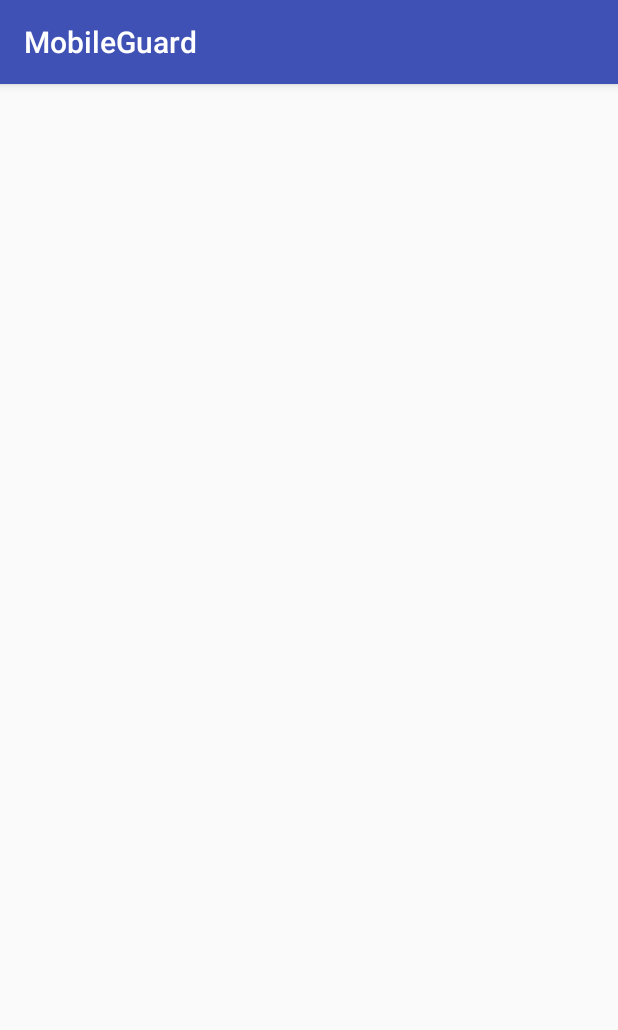
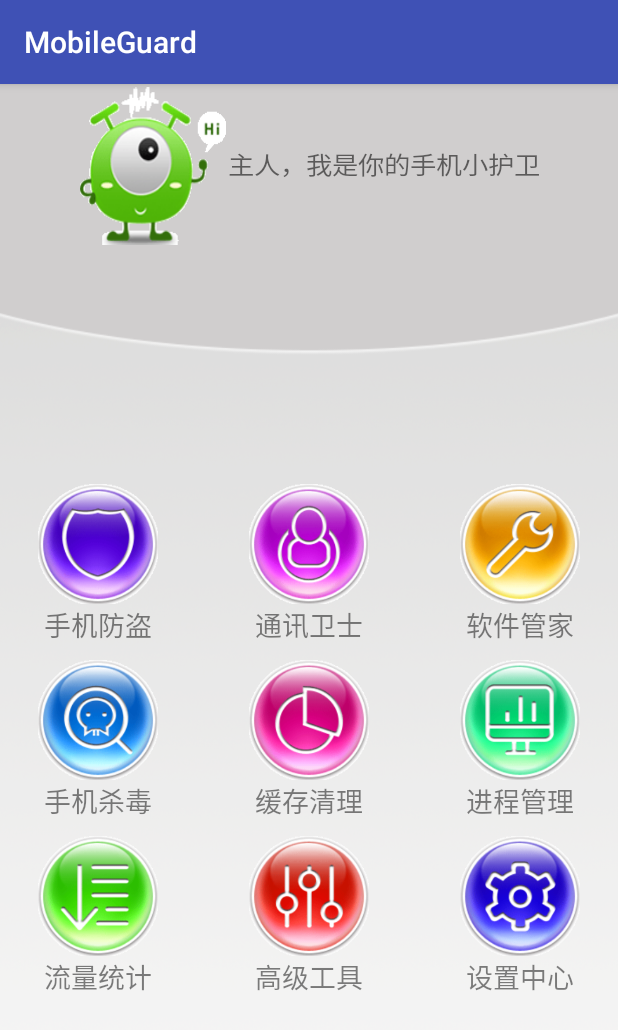
Before and after one commit to NGNLzero/MobileGuard, an Android app: the HomeActivity screen opened directly, with no data from a screen before it, on a phone screen of 412 x 824 dp. Shown: the top 1030 px of the screen. Run offline under Robolectric (Android 15) with nearby library versions, the phone set to English and light mode, and no system bars.

Commit message:
创建和导入了一些文件，写了一些代码

```diff
--- a/app/src/main/java/cn/edu/gdmec/android/mobileguard/m1home/HomeActivity.java
+++ b/app/src/main/java/cn/edu/gdmec/android/mobileguard/m1home/HomeActivity.java
@@ -2,14 +2,44 @@ package cn.edu.gdmec.android.mobileguard.m1home;
 
 import android.support.v7.app.AppCompatActivity;
 import android.os.Bundle;
+import android.view.KeyEvent;
+import android.view.View;
+import android.widget.AdapterView;
+import android.widget.GridView;
+import android.widget.Toast;
 
-import cn.edu.gdmec.android.mobilecuard.R;
+import cn.edu.gdmec.android.mobileguard.R;
+import cn.edu.gdmec.android.mobileguard.m1home.adapter.HomeAdapter;
 
 public class HomeActivity extends AppCompatActivity {
-
+    private GridView gv_home;
+    private long mExitTime;
     @Override
     protected void onCreate(Bundle savedInstanceState) {
         super.onCreate(savedInstanceState);
         setContentView(R.layout.activity_home);
+        gv_home = (GridView) findViewById(R.id.gv_home);
+        gv_home.setAdapter(new HomeAdapter(HomeActivity.this));
+        gv_home.setOnItemClickListener(new AdapterView.OnItemClickListener(){
+            @Override
+            public void onItemClick(AdapterView<?> adapterView, View view, int i, long l){
+                switch(i){
+
+                }
+            }
+        });
+    }
+    @Override
+    public boolean onKeyDown(int keyCode, KeyEvent event) {
+        if(keyCode== KeyEvent.KEYCODE_BACK){
+            if((System.currentTimeMillis()-mExitTime)<2000){
+                System.exit(0);
+            } else {
+                Toast.makeText(this,"再按一次退出程序", Toast.LENGTH_LONG).show();
+                mExitTime = System.currentTimeMillis();
+            }
+            return true;
+        }
+        return super.onKeyDown(keyCode, event);
     }
 }
--- /dev/null
+++ b/app/src/main/java/cn/edu/gdmec/android/mobileguard/m1home/adapter/HomeAdapter.java
@@ -0,0 +1,50 @@
+package cn.edu.gdmec.android.mobileguard.m1home.adapter;
+
+import android.content.Context;
+
+import android.view.View;
+import android.view.ViewGroup;
+import android.widget.BaseAdapter;
+import android.widget.ImageView;
+import android.widget.TextView;
+
+import cn.edu.gdmec.android.mobileguard.R;
+
+/**
+ * Created by admin on 2017/9/24.
+ */
+
+public class HomeAdapter extends BaseAdapter{
+    int[] imageId = {R.drawable.safe,R.drawable.callmsgsafe,R.drawable.app,R.drawable.trojan,
+            R.drawable.sysoptimize,R.drawable.taskmanager,R.drawable.netmanager,R.drawable.atools,
+            R.drawable.settings};
+    String[] names = {"手机防盗","通讯卫士","软件管家","手机杀毒","缓存清理","进程管理","流量统计","高级工具","设置中心"};
+    private Context context;
+    public HomeAdapter(Context context){
+        this.context = context;
+    }
+    @Override
+    public int getCount(){
+        return 9;
+    }
+
+    @Override
+    public Object getItem(int i){
+        return null;
+    }
+
+    @Override
+    public long getItemId(int i){
+        return 0;
+    }
+
+    @Override
+    public View getView(int i, View view, ViewGroup viewGroup){
+       View view1 = View.inflate(context,R.layout.item_home,null);
+        ImageView iv_icon = (ImageView) view1.findViewById(R.id.iv_home);
+        TextView tv_name = (TextView) view1.findViewById(R.id.tv_name);
+        iv_icon.setImageResource(imageId[i]);
+        tv_name.setText(names[i]);
+        return view1;
+    }
+}
--- a/app/src/main/java/cn/edu/gdmec/android/mobileguard/m1home/utils/VersionUpdateUtils.java
+++ b/app/src/main/java/cn/edu/gdmec/android/mobileguard/m1home/utils/VersionUpdateUtils.java
@@ -21,6 +21,7 @@ import org.json.JSONObject;
 import java.io.IOException;
 
 import cn.edu.gdmec.android.mobileguard.R;
+import cn.edu.gdmec.android.mobileguard.m1home.HomeActivity;
 import cn.edu.gdmec.android.mobileguard.m1home.entity.VersionEntity;
 
 /**
--- a/app/src/main/res/layout/activity_home.xml
+++ b/app/src/main/res/layout/activity_home.xml
@@ -1,9 +1,44 @@
 <?xml version="1.0" encoding="utf-8"?>
-<android.support.constraint.ConstraintLayout xmlns:android="http://schemas.android.com/apk/res/android"
-    xmlns:app="http://schemas.android.com/apk/res-auto"
-    xmlns:tools="http://schemas.android.com/tools"
+<LinearLayout
+    android:orientation="vertical"
     android:layout_width="match_parent"
     android:layout_height="match_parent"
-    tools:context="cn.edu.gdmec.android.mobileguard.m1home.HomeActivity">
+    android:layout_gravity="center"
+    android:background="@drawable/bg_home"
+    xmlns:android="http://schemas.android.com/apk/res/android">
+    <LinearLayout
+        android:layout_width="match_parent"
+        android:layout_height="wrap_content"
+        android:orientation="horizontal"
+        android:gravity="center">
+        <ImageView
+            android:layout_width="100dp"
+            android:layout_height="107dp"
+            android:background="@drawable/superman"
+            android:scaleType="fitXY"/>
+        <TextView
+            android:layout_width="wrap_content"
+            android:layout_height="wrap_content"
+            android:id="@+id/tv_home"
+            android:textSize="16sp"
+            android:text="主人，我是你的手机小护卫"
+            android:textColor="#90000000"
+            android:textScaleX="1.1"
+            android:typeface="normal"/>
+    </LinearLayout>
+    <RelativeLayout
+        android:layout_width="match_parent"
+        android:layout_height="match_parent">
+        <GridView
+            android:layout_width="match_parent"
+            android:layout_height="wrap_content"
+            android:id="@+id/gv_home"
+            android:layout_centerInParent="true"
+            android:gravity="center"
+            android:horizontalSpacing="10dp"
+            android:verticalSpacing="10dp"
+            android:numColumns="3">
 
-</android.support.constraint.ConstraintLayout>
+        </GridView>
+    </RelativeLayout>
+</LinearLayout>
--- /dev/null
+++ b/app/src/main/res/layout/item_home.xml
@@ -0,0 +1,19 @@
+<?xml version="1.0" encoding="utf-8"?>
+<LinearLayout xmlns:android="http://schemas.android.com/apk/res/android"
+    android:layout_width="wrap_content"
+    android:layout_height="wrap_content"
+    android:gravity="center"
+    android:orientation="vertical">
+    <ImageView
+        android:layout_width="80dp"
+        android:layout_height="80dp"
+        android:id="@+id/iv_home"
+        android:background="@drawable/atools"/>
+    <TextView
+        android:layout_width="wrap_content"
+        android:layout_height="wrap_content"
+        android:id="@+id/tv_name"
+        android:text="高级工具"
+        android:textColor="#80000000"
+        android:textSize="18sp"/>
+</LinearLayout>
```
Also changed, not shown: app/src/build.gradle (added, +30 -0 lines), app/src/main/res/drawable/add.png (added), app/src/main/res/drawable/app.png (added), app/src/main/res/drawable/atools.png (added), app/src/main/res/drawable/bg_home.png (added), app/src/main/res/drawable/callmsgsafe.png (added), app/src/main/res/drawable/netmanager.png (added), app/src/main/res/drawable/safe.png (added), app/src/main/res/drawable/settings.png (added), app/src/main/res/drawable/superman.9.png (added), app/src/main/res/drawable/sysoptimize.png (added), app/src/main/res/drawable/taskmanager.png (added), app/src/main/res/drawable/trojan.png (added).
